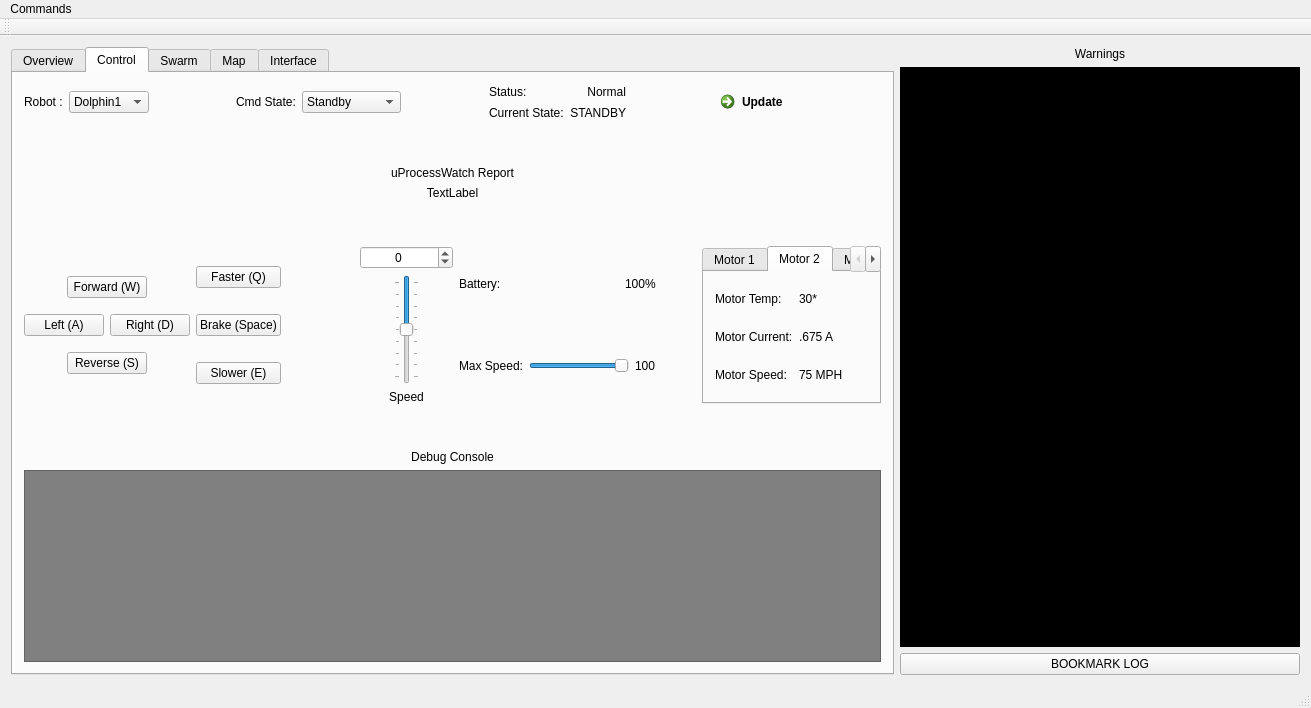
Before: the Qt Designer form modules/ControlGUI/mainwindow.ui in YCP-Swarm-Robotics-Capstone-2020-2021/SRCSim, drawn with Qt 5.
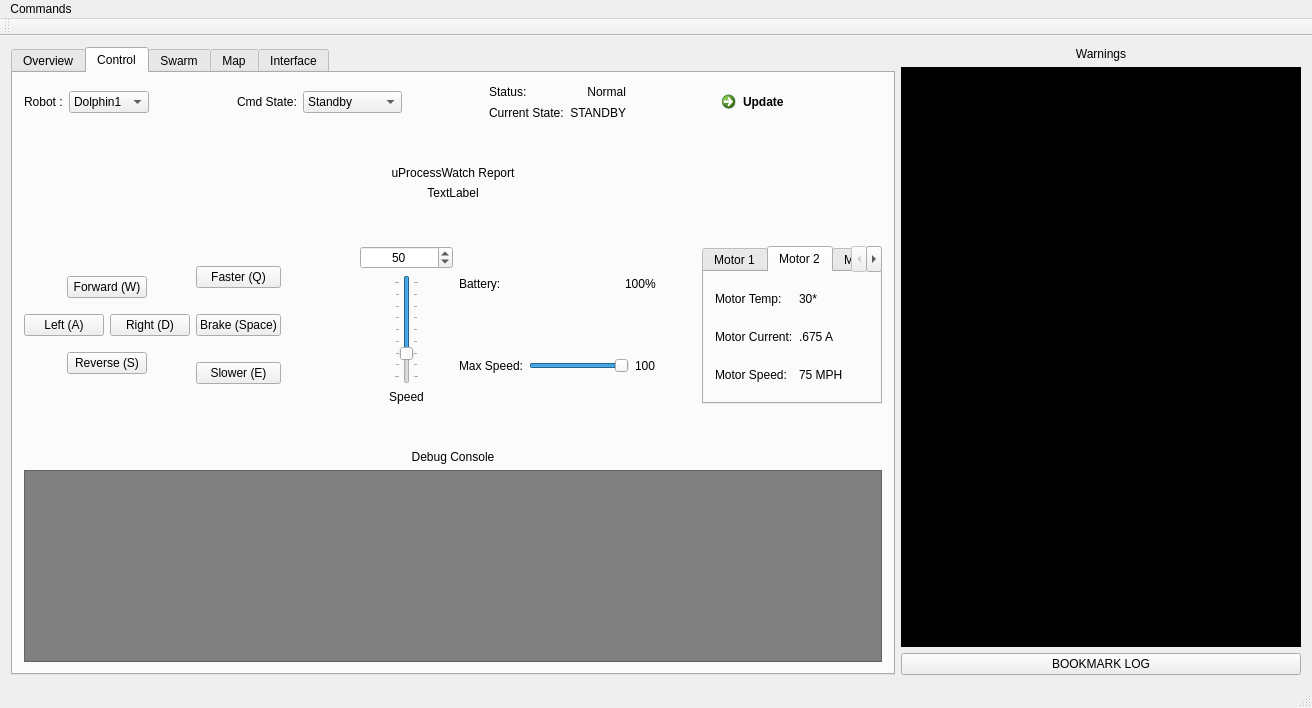
After: the same form once the commit is applied.

Commit message: SRC-5.1.0: Set default speed to 50.

Diff of the .ui file:
```diff
--- a/modules/ControlGUI/mainwindow.ui
+++ b/modules/ControlGUI/mainwindow.ui
@@ -6,7 +6,7 @@
    <rect>
     <x>0</x>
     <y>0</y>
-    <width>1311</width>
+    <width>1312</width>
     <height>708</height>
    </rect>
   </property>
@@ -458,6 +458,9 @@
                 <property name="maximum">
                  <number>100</number>
                 </property>
+                <property name="value">
+                 <number>50</number>
+                </property>
                </widget>
               </item>
               <item>
@@ -489,6 +492,9 @@
                   <property name="singleStep">
                    <number>5</number>
                   </property>
+                  <property name="value">
+                   <number>50</number>
+                  </property>
                   <property name="orientation">
                    <enum>Qt::Vertical</enum>
                   </property>
@@ -1225,8 +1231,8 @@
     <rect>
      <x>0</x>
      <y>0</y>
-     <width>1311</width>
-     <height>25</height>
+     <width>1312</width>
+     <height>22</height>
     </rect>
    </property>
    <widget class="QMenu" name="menuCommands">
```
The commit also changes 2 other files.
